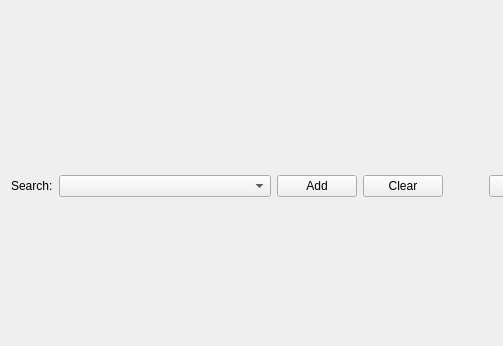
Before: the Qt Designer form gui/MapViewDialog.ui in jawsper/mscedit, drawn with Qt 5; both pictures show x 0 to 503 and y 0 to 346 of the 666 by 566 pixel window.
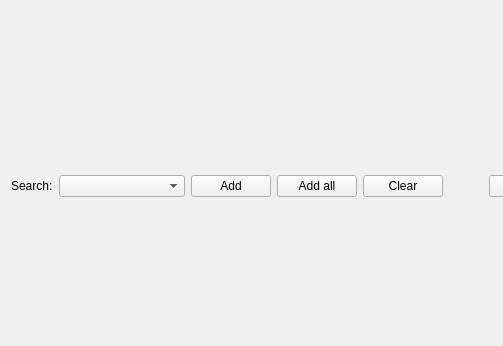
After: the same form once the commit is applied.

Commit message: feat(gui): add "Add all" to map view

Patch:
```diff
--- a/gui/MapViewDialog.ui
+++ b/gui/MapViewDialog.ui
@@ -46,6 +46,13 @@
        </property>
       </widget>
      </item>
+     <item>
+      <widget class="QPushButton" name="addAllItemsButton">
+       <property name="text">
+        <string>Add all</string>
+       </property>
+      </widget>
+     </item>
      <item>
       <widget class="QPushButton" name="clearButton">
        <property name="text">
```
The commit also changes 1 other file.
